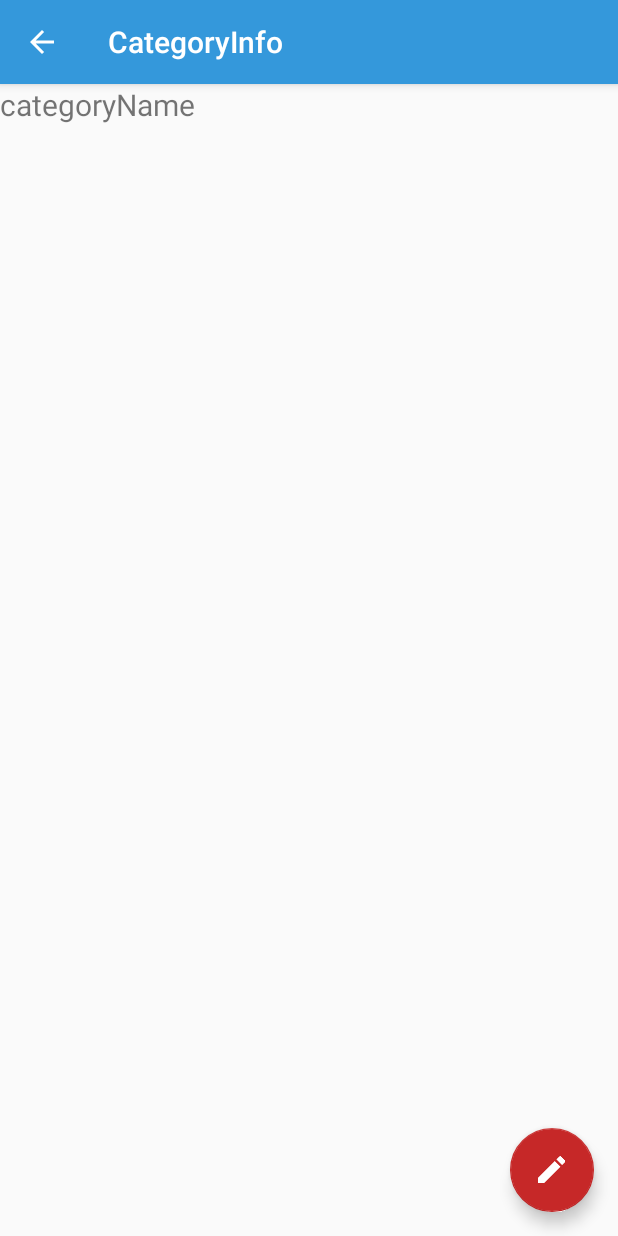
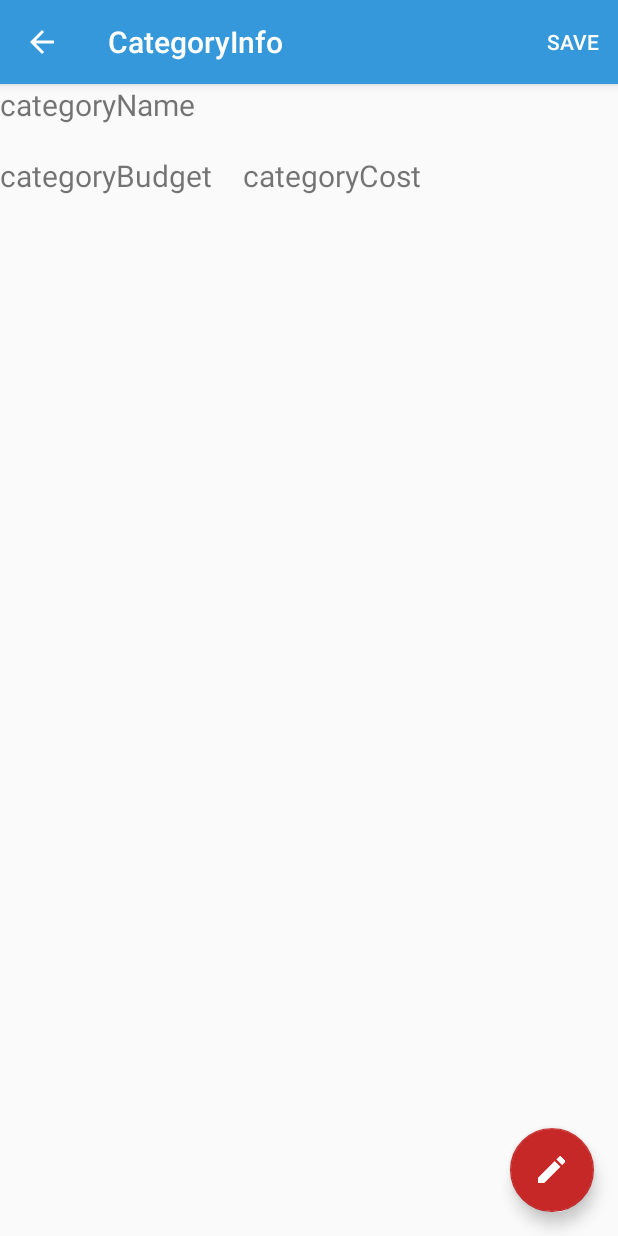
Before and after one commit to zhanhui913/Budget, an Android app: the CategoryInfo screen opened directly, with no data from a screen before it, on a phone screen of 412 x 824 dp. Run offline under Robolectric (Android 15) with nearby library versions, the phone set to English and light mode, and no system bars; 4 statements that could not run were skipped.

Commit message:
Ability to edit category works partially

```diff
--- a/app/src/main/java/com/zhan/budget/Activity/CategoryInfo.java
+++ b/app/src/main/java/com/zhan/budget/Activity/CategoryInfo.java
@@ -1,17 +1,27 @@
 package com.zhan.budget.Activity;
 
+import android.content.Intent;
 import android.os.Bundle;
 import android.support.design.widget.FloatingActionButton;
 import android.support.v7.app.AppCompatActivity;
 import android.support.v7.widget.Toolbar;
+import android.view.Menu;
+import android.view.MenuItem;
 import android.view.View;
+import android.widget.TextView;
 
+import com.zhan.budget.Etc.Constants;
+import com.zhan.budget.Model.Category;
+import com.zhan.budget.Model.Transaction;
 import com.zhan.budget.R;
+import com.zhan.budget.Util.Util;
 
 public class CategoryInfo extends AppCompatActivity {
 
     private Toolbar toolbar;
     private FloatingActionButton editCategoryFAB;
+    private TextView categoryName, categoryBudget, categoryCost;
+    private Category category;
 
     @Override
     protected void onCreate(Bundle savedInstanceState) {
@@ -26,11 +36,20 @@ public class CategoryInfo extends AppCompatActivity {
         toolbar = (Toolbar) findViewById(R.id.toolbar);
         setSupportActionBar(toolbar);
 
-        editCategoryFAB = (FloatingActionButton) findViewById(R.id.editCategoryFAB);
-
         if(toolbar != null) {
             getSupportActionBar().setDisplayHomeAsUpEnabled(true);
         }
+
+        editCategoryFAB = (FloatingActionButton) findViewById(R.id.editCategoryFAB);
+        categoryName = (TextView) findViewById(R.id.categoryName);
+        categoryBudget = (TextView) findViewById(R.id.categoryBudget);
+        categoryCost = (TextView) findViewById(R.id.categoryCost);
+
+        category = (getIntent().getExtras()).getParcelable(Constants.REQUEST_EDIT_CATEGORY);
+
+        categoryName.setText(category.getName());
+        categoryBudget.setText("$" + category.getBudget());
+        categoryCost.setText("$" + category.getCost());
     }
 
     private void addListeners(){
@@ -42,4 +61,44 @@ public class CategoryInfo extends AppCompatActivity {
         });
     }
 
+    private void save(){
+        Intent intent = new Intent();
+
+        Category newCategory = category;
+        newCategory.setCost(category.getCost()+ 1 );
+
+        intent.putExtra(Constants.RESULT_EDIT_CATEGORY, newCategory);
+        setResult(RESULT_OK, intent);
+
+        finish();
+    }
+
+    ////////////////////////////////////////////////////////////////////////////////////////////////
+    //
+    // Menu
+    //
+    ////////////////////////////////////////////////////////////////////////////////////////////////
+
+    @Override
+    public boolean onCreateOptionsMenu(Menu menu) {
+        // Inflate the menu; this adds items to the action bar if it is present.
+        getMenuInflater().inflate(R.menu.save, menu);
+        return true;
+    }
+
+    @Override
+    public boolean onOptionsItemSelected(MenuItem item) {
+        // Handle action bar item clicks here. The action bar will
+        // automatically handle clicks on the Home/Up button, so long
+        // as you specify a parent activity in AndroidManifest.xml.
+        int id = item.getItemId();
+
+        //noinspection SimplifiableIfStatement
+        if (id == R.id.formSaveBtn) {
+            save();
+            return true;
+        }
+
+        return super.onOptionsItemSelected(item);
+    }
 }
--- a/app/src/main/java/com/zhan/budget/Fragment/CalendarFragment.java
+++ b/app/src/main/java/com/zhan/budget/Fragment/CalendarFragment.java
@@ -201,7 +201,7 @@ public class CalendarFragment extends Fragment {
                 SimpleDateFormat formatter = new SimpleDateFormat("yyyy-MM-dd");
                 try {
                     Date startDate = formatter.parse("2015-01-01");
-                    Date endDate = formatter.parse("2015-12-31");
+                    Date endDate = formatter.parse("2016-01-01");
 
                     Calendar start = Calendar.getInstance();
                     start.setTime(startDate);
--- a/app/src/main/res/layout/content_category_info.xml
+++ b/app/src/main/res/layout/content_category_info.xml
@@ -15,4 +15,23 @@
         android:text="categoryName"
         android:textSize="20sp"/>
 
+    <TextView
+        android:id="@+id/categoryBudget"
+        android:layout_width="wrap_content"
+        android:layout_height="wrap_content"
+        android:text="categoryBudget"
+        android:textSize="20sp"
+        android:layout_below="@+id/categoryName"
+        android:paddingTop="20dp" />
+
+    <TextView
+        android:id="@+id/categoryCost"
+        android:layout_width="wrap_content"
+        android:layout_height="wrap_content"
+        android:text="categoryCost"
+        android:textSize="20sp"
+        android:layout_below="@+id/categoryName"
+        android:layout_toRightOf="@+id/categoryBudget"
+        android:paddingLeft="20dp"
+        android:paddingTop="20dp" />
 </RelativeLayout>
```
Also changed, not shown: app/src/main/java/com/zhan/budget/Activity/TransactionInfoActivity.java (+2 -11 lines), app/src/main/java/com/zhan/budget/Etc/Constants.java (+9 -2 lines), app/src/main/java/com/zhan/budget/Fragment/CategoryFragment.java (+38 -3 lines), app/src/main/res/menu/save.xml (renamed from app/src/main/res/menu/menu_new_transaction.xml), 1 other file.
